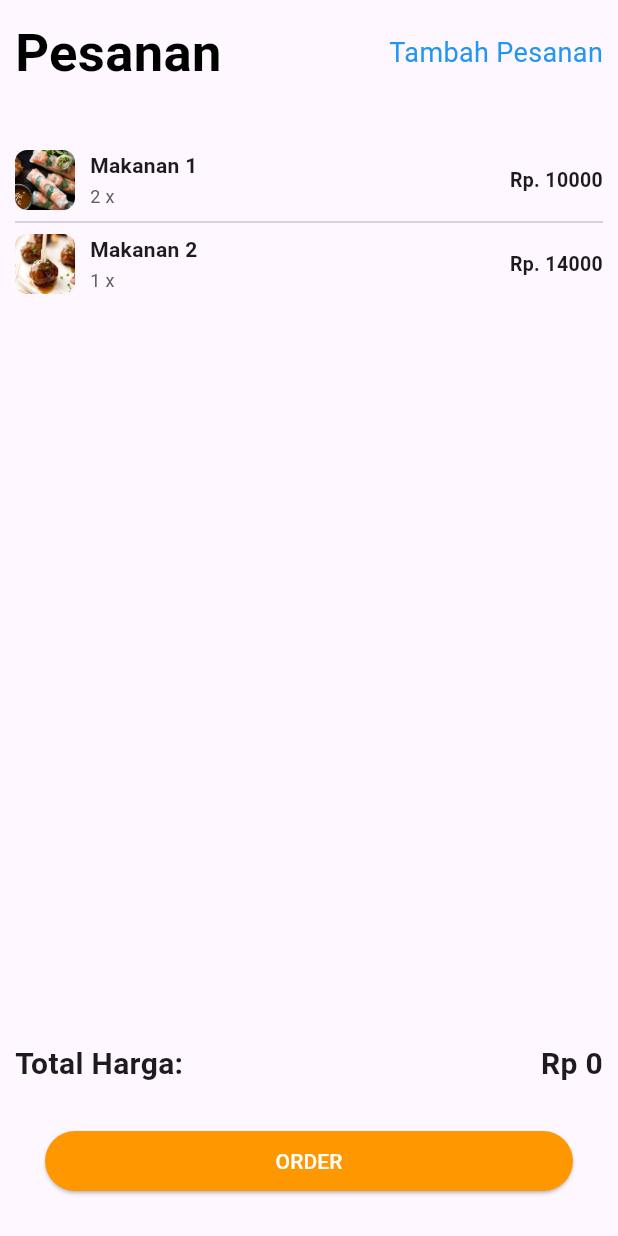
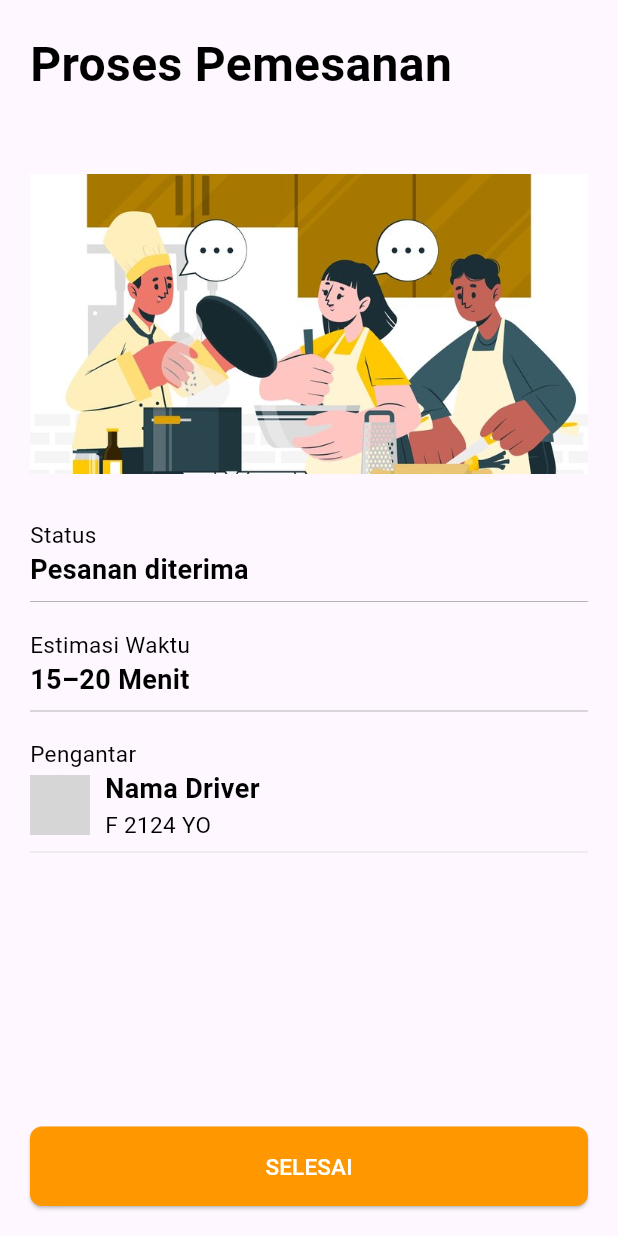
Before and after one commit to itsszee/Food-Order, a Flutter app: the OrderPage screen opened directly, after a tap on "ORDER", on a phone screen of 412 x 824 dp. Run offline on Flutter 3.47's test engine with Material 3 defaults, Android fonts, the light colour scheme and no system bars; our stand-ins replace gap, get, zoom_tap_animation; missing offline and left inert: d_info; grey boxes are pictures that could not be loaded.

Commit message:
Adding some function in button and Process Page

```diff
--- a/lib/main.dart
+++ b/lib/main.dart
@@ -1,7 +1,4 @@
 import 'package:flutter/material.dart';
-import 'package:food_order_app/view/page/history.dart';
-import 'package:food_order_app/view/page/home.dart';
-import 'package:food_order_app/view/page/search.dart';
 import 'package:food_order_app/view/page/splash_screen.dart';
 import 'package:get/get.dart';
 
--- a/lib/view/page/acc.dart
+++ /dev/null
@@ -1 +0,0 @@
-// TODO Implement this library.
--- a/lib/view/page/account.dart
+++ b/lib/view/page/account.dart
@@ -1,7 +1,7 @@
 import 'package:flutter/material.dart';
 import 'package:food_order_app/config/app_asset.dart';
-import 'package:food_order_app/view/page/home.dart'; // Import HomePage
-import 'package:food_order_app/view/page/history.dart'; // Import HistoryPage
+import 'package:food_order_app/view/page/home.dart';
+import 'package:food_order_app/view/page/history.dart';
 import 'package:get/get.dart';
 import 'package:gap/gap.dart';
 
--- a/lib/view/page/category.dart
+++ b/lib/view/page/category.dart
@@ -1,6 +1,7 @@
 import 'package:flutter/material.dart';
 import 'package:food_order_app/model/cat_model.dart';
 import 'package:food_order_app/model/food_model.dart';
+import 'package:food_order_app/view/page/search.dart';
 import 'package:food_order_app/view/widget/card_category.dart';
 import 'package:gap/gap.dart';
 import 'package:zoom_tap_animation/zoom_tap_animation.dart';
@@ -36,7 +37,15 @@ class CatPage extends StatelessWidget {
                 itemCount: itemFood.length,
                 itemBuilder: (context, index) {
                   return ZoomTapAnimation(
-                    onTap: () {},
+                    onTap: () {
+                      Navigator.push(
+                        context,
+                        MaterialPageRoute(
+                          builder: (context) => SearchPage(
+                          )
+                        )
+                      );
+                    },
                     child: CardCategory(
                       img: itemCat[index].img,
                       nama: itemCat[index].nama, category: '',
--- a/lib/view/page/detail.dart
+++ b/lib/view/page/detail.dart
@@ -1,150 +1,7 @@
-// import 'package:flutter/material.dart';
-// import 'package:food_order_app/controller/food_controller.dart';
-// import 'package:food_order_app/model/food_model.dart';
-// import 'package:gap/gap.dart';
-// import 'package:get/get.dart';
-
-// class DetailPage  extends StatelessWidget {
-
-//   final FoodModel item;
-
-//   DetailPage({super.key, required this.item});
-
-//   final FoodController foodController = Get.put(FoodController());
-
-//   @override
-//   Widget build(BuildContext context) {
-//     return Scaffold(
-//       body: Column(
-
-//         // Image
-//         children: [
-//           Expanded(
-//             flex: 2,
-//             child: Stack(
-//               children: [
-//                 Padding(
-//                   padding: const EdgeInsets.only(bottom: 5),
-//                   child: SizedBox(
-//                     width: double.infinity,
-//                     child: Image.asset(item.img, fit: BoxFit.cover,)
-//                   ),
-//                 ),
-//                 Positioned(
-//                   bottom: 0,
-//                   left: 0,
-//                   right: 0,
-//                   child: SizedBox(
-//                     width: double.infinity,
-//                     height: 25,
-//                     child: Container(
-//                       decoration: const BoxDecoration(
-//                         borderRadius: BorderRadius.only(topLeft: Radius.circular(25), topRight: Radius.circular(25)),
-//                         color: Colors.white,
-//                       ),
-//                     ),
-//                   ),
-//                 )
-//               ],
-//             ),
-//           ),
-
-//           // Detail
-//           Expanded(
-//             flex: 3,
-//             child: Column(
-//               crossAxisAlignment: CrossAxisAlignment.start,
-//               children: [
-//                 Padding(
-//                   padding: const EdgeInsets.fromLTRB(20, 0, 20, 0),
-//                   child: Row(
-//                     mainAxisAlignment: MainAxisAlignment.spaceBetween,
-//                     children: [
-//                       Text(
-//                         item.nama,
-//                         style: const TextStyle(fontSize: 20, fontWeight: FontWeight.bold),
-//                       ),
-//                       Text(
-//                         item.harga,
-//                         style: const TextStyle(fontSize: 20, fontWeight: FontWeight.bold),
-//                       ),
-//                     ],
-//                   ),
-//                 ),
-//                 const Gap(10),
-//                 Padding(
-//                   padding: const EdgeInsets.fromLTRB(20, 0, 20, 0),
-//                   child: Row(
-//                     children: [
-//                       const Icon(Icons.star, size: 20, color: Colors.amber,),
-//                       const Gap(2),
-//                       Text(item.rating),
-//                     ],
-//                   ),
-//                 ),
-
-//                 const Gap(10),
-//                 SizedBox(
-//                   width: double.infinity,
-//                   height: 5,
-//                   child: Container(color: Colors.grey.shade200,),
-//                 ),
-//                 const Gap(10),
-
-
-//                 // Deskripsi
-//                 const Padding(
-//                   padding: EdgeInsets.fromLTRB(20, 0, 20, 0),
-//                   child: Text('Details', style: TextStyle(fontSize: 20, fontWeight: FontWeight.bold),),
-//                 ),
-//                 const Gap(10),
-//                 Padding(
-//                   padding: const EdgeInsets.fromLTRB(20, 0, 20, 0),
-//                   child: Text(item.deskripsi),
-//                 ),
-
-//                 // Bottom Order
-//                 Expanded(
-//                   child: Align(
-//                     alignment: Alignment.bottomCenter,
-//                     child: Padding(
-//                       padding: const EdgeInsets.all(20),
-//                       child: SizedBox(
-//                         width: double.infinity,
-//                         height: 40,
-//                         child: ElevatedButton(
-//                           onPressed: () {
-//                             foodController.launchWhatsApp(item.nama);
-//                           },
-//                           style: ElevatedButton.styleFrom(
-//                             backgroundColor: Colors.orange,
-//                             shape: RoundedRectangleBorder(
-//                               borderRadius: BorderRadius.circular(25)
-//                             )
-//                           ),
-//                           child: const Text('ORDER', style: TextStyle(color: Colors.white),)
-//                         ),
-//                       ),
-//                     ),
-//                   ),
-//                 )
-
-
-
-//               ],
-//             )
-//           )
-//         ],
-//       ),
-//     );
-//   }
-// }
-
-
-
 import 'package:flutter/material.dart';
 import 'package:food_order_app/controller/food_controller.dart';
 import 'package:food_order_app/model/food_model.dart';
+import 'package:food_order_app/view/page/order.dart';
 import 'package:gap/gap.dart';
 import 'package:get/get.dart';
 
@@ -243,7 +100,7 @@ class DetailPage extends StatelessWidget {
                 ),
                 const Gap(10),
 
-                // Deskripsi
+                // Description
                 const Padding(
                   padding: EdgeInsets.fromLTRB(20, 0, 20, 0),
                   child: Text(
@@ -267,10 +124,15 @@ class DetailPage extends StatelessWidget {
                         children: [
                           // Order Button
                           Expanded(
-                            flex: 5, // Memberikan lebih banyak ruang untuk tombol Order
+                            flex: 5,
                             child: ElevatedButton(
                               onPressed: () {
-                                foodController.launchWhatsApp(item.nama);
+                                Navigator.push(
+                                  context,
+                                  MaterialPageRoute(
+                                    builder: (context) => const OrderPage(),
+                                  ),
+                                );
                               },
                               style: ElevatedButton.styleFrom(
                                 backgroundColor: Colors.orange,
@@ -287,10 +149,16 @@ class DetailPage extends StatelessWidget {
                           const SizedBox(width: 10),
                           // Cart Button
                           Expanded(
-                            flex: 4, // Memberikan lebih sedikit ruang untuk tombol Cart
+                            flex: 4,
                             child: OutlinedButton(
                               onPressed: () {
-                                // TODO: Tambahkan fungsi untuk cart
+                                // Navigate to OrderPage
+                                Navigator.push(
+                                  context,
+                                  MaterialPageRoute(
+                                    builder: (context) => const OrderPage(),
+                                  ),
+                                );
                               },
                               style: OutlinedButton.styleFrom(
                                 side: const BorderSide(
--- a/lib/view/page/history.dart
+++ b/lib/view/page/history.dart
@@ -42,6 +42,7 @@ class _HistoryPageState extends State<HistoryPage> {
         padding: const EdgeInsets.all(10),
         child: Column(
           children: [
+            const Gap(10),
             const Row(
               mainAxisAlignment: MainAxisAlignment.start,
               children: [
--- a/lib/view/page/login.dart
+++ b/lib/view/page/login.dart
@@ -15,7 +15,6 @@ class _LoginPageState extends State<LoginPage> {
   final _emailController = TextEditingController();
   final _passwordController = TextEditingController();
 
-  // login Function
   void login() {
     String email = _emailController.text;
     String password = _passwordController.text;
@@ -281,7 +280,7 @@ class RegisterPage extends StatelessWidget {
               Center(
                 child: TextButton(
                   onPressed: () {
-                    Get.back(); // Kembali ke halaman login
+                    Get.back();
                   },
                   child: const Text(
                     "Kembali ke Login",
--- a/lib/view/page/order.dart
+++ b/lib/view/page/order.dart
@@ -1,5 +1,6 @@
 import 'package:flutter/material.dart';
 import 'package:food_order_app/model/order_model.dart';
+import 'package:food_order_app/view/page/proses.dart';
 import 'package:food_order_app/view/widget/card_order.dart';
 import 'package:gap/gap.dart';
 
@@ -62,9 +63,8 @@ class OrderPage extends StatelessWidget {
                         fontWeight: FontWeight.bold,
                       ),
                     ),
-                    // Placeholder for total price, replace with actual value
                     Text(
-                      'Rp 0', // Replace 'Rp 0' with the actual total price variable
+                      'Rp 0',
                       style: TextStyle(
                         fontSize: 20,
                         fontWeight: FontWeight.bold,
@@ -86,7 +86,14 @@ class OrderPage extends StatelessWidget {
                       borderRadius: BorderRadius.circular(25),
                     ),
                   ),
-                  onPressed: () {},
+                  onPressed: () {
+                    Navigator.push(
+                    context,
+                    MaterialPageRoute(
+                      builder: (context) => const ProsesPage(),
+                    ),
+                  );
+                  },
                   child: const Text(
                     'ORDER',
                     style: TextStyle(color: Colors.white),
--- /dev/null
+++ b/lib/view/page/proses.dart
@@ -0,0 +1,138 @@
+import 'package:flutter/material.dart';
+import 'package:food_order_app/view/page/history.dart';
+import 'package:gap/gap.dart';
+
+class ProsesPage extends StatelessWidget {
+  const ProsesPage({super.key});
+
+  @override
+  Widget build(BuildContext context) {
+    return Scaffold(
+      body: Container(
+        margin: const EdgeInsets.all(20),
+        child: Column(
+          crossAxisAlignment: CrossAxisAlignment.start,
+          children: [
+            const Text(
+              'Proses Pemesanan',
+              style: TextStyle(
+                fontSize: 32,
+                fontWeight: FontWeight.bold,
+                color: Colors.black,
+              ),
+            ),
+            const Gap(50),
+            Center(
+              child: Image.asset(
+                'assets/proses.png',
+                width: 400,
+                height: 200,
+                fit: BoxFit.cover,
+              ),
+            ),
+            const Gap(30),
+            const Text(
+              'Status',
+              style: TextStyle(
+                fontSize: 15,
+                color: Colors.black
+              ),
+            ),
+            const Text(
+              'Pesanan diterima',
+              style: TextStyle(
+                fontSize: 18,
+                fontWeight: FontWeight.bold,
+                color: Colors.black,
+              ),
+            ),
+            const Divider(thickness: 0.5, color: Colors.grey),
+            const Gap(10),
+            const Text(
+              'Estimasi Waktu',
+              style: TextStyle(
+                fontSize: 15,
+                color: Colors.black
+              ),
+            ),
+            const Text(
+              '15–20 Menit',
+              style: TextStyle(
+                fontSize: 18,
+                fontWeight: FontWeight.bold,
+                color: Colors.black,
+              ),
+            ),
+            const Divider(thickness: 0.5, color: Colors.grey),
+            const Gap(10),
+            const Text(
+              'Pengantar',
+              style: TextStyle(
+                fontSize: 15,
+                color: Colors.black
+              ),
+            ),
+            const Row(
+              children: [
+                CircleAvatar(
+                  backgroundImage: AssetImage('assets/driver.png'),
+                  radius: 20,
+                ),
+                Gap(10),
+                Column(
+                  crossAxisAlignment: CrossAxisAlignment.start,
+                  children: [
+                    Text(
+                      'Nama Driver',
+                      style: TextStyle(
+                        fontSize: 18,
+                        fontWeight: FontWeight.bold,
+                        color: Colors.black,
+                      ),
+                    ),
+                    Text(
+                      'F 2124 YO',
+                      style: TextStyle(
+                        fontSize: 15,
+                        color: Colors.black
+                      ),
+                    ),
+                  ],
+                ),
+              ],
+            ),
+            const Divider(thickness: 0.2, color: Colors.grey),
+            const Spacer(),
+            SizedBox(
+              width: double.infinity,
+              child: ElevatedButton(
+                onPressed: () {
+                  Navigator.push(
+                    context,
+                    MaterialPageRoute(
+                      builder: (context) => const HistoryPage(),
+                    ),
+                  );
+                },
+                style: ElevatedButton.styleFrom(
+                  backgroundColor: Colors.orange,
+                  shape: RoundedRectangleBorder(
+                    borderRadius: BorderRadius.circular(8),
+                  ),
+                  padding: const EdgeInsets.symmetric(vertical: 16),
+                ),
+                child: const Text(
+                  'SELESAI',
+                  style: TextStyle(
+                    color: Colors.white,
+                    fontSize: 15,
+                  ),
+                ),
+              ),
+            ),
+          ],
+        ),
+      ),
+    );
+  }
+}
--- a/lib/view/page/splash_screen.dart
+++ b/lib/view/page/splash_screen.dart
@@ -7,7 +7,6 @@ class SplashScreen extends StatefulWidget {
   const SplashScreen({Key? key}) : super(key: key);
 
   @override
-  // ignore: library_private_types_in_public_api
   _SplashScreenState createState() => _SplashScreenState();
 }
 
@@ -28,7 +27,6 @@ class _SplashScreenState extends State<SplashScreen> {
         child: Column(
           mainAxisAlignment: MainAxisAlignment.center,
           children: [
-            // Logo
             Container(
               margin: const EdgeInsets.only(bottom: 20),
               child: const Icon(
@@ -37,7 +35,6 @@ class _SplashScreenState extends State<SplashScreen> {
                 color: Colors.orange,
               ),
             ),
-            // Judul
             const Text(
               'Zie Order App',
               style: TextStyle(
@@ -47,7 +44,6 @@ class _SplashScreenState extends State<SplashScreen> {
               ),
             ),
             const SizedBox(height: 10),
-            // Subjudul
             const Text(
               'Order Your Favorite Food',
               style: TextStyle(
--- a/lib/view/widget/card_category.dart
+++ b/lib/view/widget/card_category.dart
@@ -22,7 +22,8 @@ class CardCategory extends StatelessWidget {
                 child: Image.asset(
                   img,
                   fit: BoxFit.cover,
-                )),
+                )
+              ),
           ),
           Align(
             alignment: Alignment.bottomCenter,
--- a/lib/view/widget/card_order.dart
+++ b/lib/view/widget/card_order.dart
@@ -28,7 +28,7 @@ class CardOrder extends StatelessWidget {
                 fit: BoxFit.cover,
               ),
             ),
-            const SizedBox(width: 10), // Reduced spacing between image and text
+            const SizedBox(width: 10),
             Expanded(
               child: Column(
                 crossAxisAlignment: CrossAxisAlignment.start,
--- a/pubspec.yaml
+++ b/pubspec.yaml
@@ -28,3 +28,4 @@ flutter:
 
   assets:
     - assets/
+    - assets/proses.png
```
Also changed, not shown: lib/view/page/home.dart (+0 -7 lines), assets/proses.png (added), lib/config/app_asset.dart (line endings or trailing spaces).
